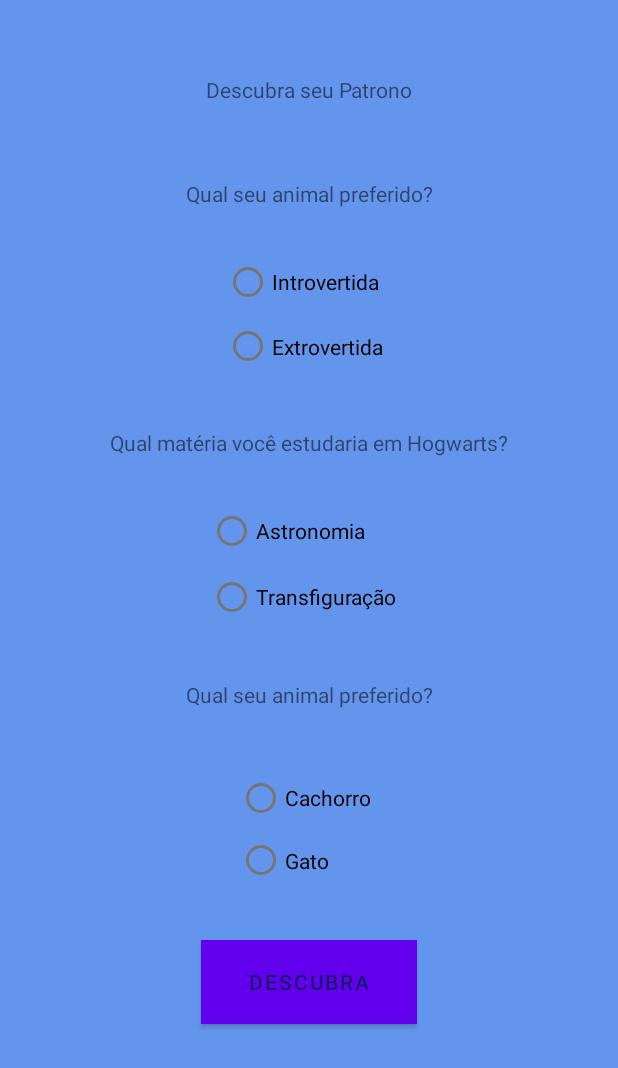
After one commit to yasmimx/AppHarry, an Android app: the Quiz screen opened directly, with no data from a screen before it, on a phone screen of 412 x 824 dp. The commit adds this screen. Shown: the top 1068 px of the screen. Run offline under Robolectric (Android 15) with nearby library versions, the phone set to English and light mode, and no system bars.

Commit message:
quizFinalizadoCod

```diff
--- a/app/src/main/java/com/example/appharrypotter/Home.java
+++ b/app/src/main/java/com/example/appharrypotter/Home.java
@@ -23,10 +23,11 @@ public class Home extends AppCompatActivity {
                 WindowManager.LayoutParams.FLAG_FULLSCREEN);
 
         btnTeste = findViewById(R.id.btnTeste);
+
     }
 
     public void openTeste(View view) {
-        Intent intent = new Intent(this, Test.class);
+        Intent intent = new Intent(this, Quiz.class);
         startActivity(intent);
     }
 }
--- a/app/src/main/java/com/example/appharrypotter/Home2.java
+++ b/app/src/main/java/com/example/appharrypotter/Home2.java
@@ -22,6 +22,9 @@ public class Home2 extends AppCompatActivity {
 
         btnTeste = findViewById(R.id.btnTeste);
     }
-
+    public void openTeste(View view) {
+        Intent intent = new Intent(this, Quiz2.class);
+        startActivity(intent);
+    }
 
 }
--- /dev/null
+++ b/app/src/main/java/com/example/appharrypotter/Quiz.java
@@ -0,0 +1,74 @@
+package com.example.appharrypotter;
+
+import androidx.appcompat.app.AppCompatActivity;
+
+import android.content.Intent;
+import android.net.Uri;
+import android.os.Bundle;
+import android.view.View;
+import android.view.WindowManager;
+import android.widget.Button;
+import android.widget.RadioButton;
+
+public class Quiz extends AppCompatActivity {
+
+    RadioButton yes1, yes2, yes3, no1, no2, no3;
+    Button find;
+
+    @Override
+    protected void onCreate(Bundle savedInstanceState) {
+        super.onCreate(savedInstanceState);
+        setContentView(R.layout.activity_quiz);
+
+        getWindow().setFlags(WindowManager.LayoutParams.FLAG_FULLSCREEN,
+                WindowManager.LayoutParams.FLAG_FULLSCREEN);
+
+        // Elementos pelo ID
+        yes1 = findViewById(R.id.btnYes1);
+        yes2 = findViewById(R.id.btnYes2);
+        yes3 = findViewById(R.id.btnYes3);
+        no1 = findViewById(R.id.btnNo1);
+        no2 = findViewById(R.id.btnNo2);
+        no3 = findViewById(R.id.btnNo3);
+        find = findViewById(R.id.btnFind);
+    }
+    // Botão Descubra
+    public void answerQuiz(View view) {
+        // Condições para determinar qual intent abrir
+        if (yes1.isChecked() == true && yes2.isChecked() == true && yes3.isChecked() == true) {
+            // Abre uma intent implícita
+            Uri uri = Uri.parse("https://harrypotter.fandom.com/pt-br/wiki/Cervo");
+            Intent it = new Intent(Intent.ACTION_VIEW, uri);
+            startActivity(Intent.createChooser(it, getString(R.string.chNavegador)));
+        } else if (no1.isChecked() == true && no2.isChecked() == true && no3.isChecked() == true) {
+            Uri uri = Uri.parse("https://harrypotter.fandom.com/pt-br/wiki/Raposa");
+            Intent it = new Intent(Intent.ACTION_VIEW, uri);
+            startActivity(Intent.createChooser(it, getString(R.string.chNavegador)));
+        } else if (yes1.isChecked() == true && no2.isChecked() == true && no3.isChecked() == true) {
+            Uri uri = Uri.parse("https://harrypotter.fandom.com/pt-br/wiki/Cavalo");
+            Intent it = new Intent(Intent.ACTION_VIEW, uri);
+            startActivity(Intent.createChooser(it, getString(R.string.chNavegador)));
+        } else if (yes1.isChecked() == true && yes2.isChecked() == true && no3.isChecked() == true) {
+            Uri uri = Uri.parse("https://harrypotter.fandom.com/pt-br/wiki/Unic%C3%B3rnio");
+            Intent it = new Intent(Intent.ACTION_VIEW, uri);
+            startActivity(Intent.createChooser(it, getString(R.string.chNavegador)));
+        } else if (no1.isChecked() == true && yes2.isChecked() == true && yes3.isChecked() == true) {
+            Uri uri = Uri.parse("https://harrypotter.fandom.com/pt-br/wiki/F%C3%AAnix");
+            Intent it = new Intent(Intent.ACTION_VIEW, uri);
+            startActivity(Intent.createChooser(it, getString(R.string.chNavegador)));
+        } else if (no1.isChecked() == true && no2.isChecked() == true && yes3.isChecked() == true) {
+            Uri uri = Uri.parse("https://harrypotter.fandom.com/pt-br/wiki/Hipogrifo");
+            Intent it = new Intent(Intent.ACTION_VIEW, uri);
+            startActivity(Intent.createChooser(it, getString(R.string.chNavegador)));
+        } else if (yes1.isChecked() == true && no2.isChecked() == true && yes3.isChecked() == true) {
+            Uri uri = Uri.parse("https://harrypotter.fandom.com/pt-br/wiki/%C3%81guia");
+            Intent it = new Intent(Intent.ACTION_VIEW, uri);
+            startActivity(Intent.createChooser(it, getString(R.string.chNavegador)));
+        } else {
+            Uri uri = Uri.parse("https://harrypotter.fandom.com/pt-br/wiki/Gato");
+            Intent it = new Intent(Intent.ACTION_VIEW, uri);
+            startActivity(Intent.createChooser(it, getString(R.string.chNavegador)));
+        }
+    }
+
+}
--- /dev/null
+++ b/app/src/main/res/layout/activity_quiz.xml
@@ -0,0 +1,129 @@
+<?xml version="1.0" encoding="utf-8"?>
+<androidx.constraintlayout.widget.ConstraintLayout xmlns:android="http://schemas.android.com/apk/res/android"
+    xmlns:app="http://schemas.android.com/apk/res-auto"
+    xmlns:tools="http://schemas.android.com/tools"
+    style="@style/TELA"
+    android:layout_width="match_parent"
+    android:layout_height="match_parent"
+    tools:context=".Quiz">
+
+    <RadioGroup
+        android:id="@+id/rdgrp1"
+        android:layout_width="113dp"
+        android:layout_height="86dp"
+        android:layout_marginTop="25dp"
+        app:layout_constraintEnd_toEndOf="parent"
+        app:layout_constraintStart_toStartOf="parent"
+        app:layout_constraintTop_toBottomOf="@+id/txtPergunta1">
+
+        <RadioButton
+            android:id="@+id/btnYes1"
+            android:layout_width="match_parent"
+            android:layout_height="wrap_content"
+            android:text="@string/yes1" />
+
+        <RadioButton
+            android:id="@+id/btnNo1"
+            android:layout_width="match_parent"
+            android:layout_height="wrap_content"
+            android:text="@string/no1" />
+    </RadioGroup>
+
+    <RadioGroup
+        android:id="@+id/rdgrp2"
+        android:layout_width="135dp"
+        android:layout_height="88dp"
+        android:layout_marginTop="25dp"
+        app:layout_constraintEnd_toEndOf="parent"
+        app:layout_constraintStart_toStartOf="parent"
+        app:layout_constraintTop_toBottomOf="@+id/txtPergunta2">
+
+        <RadioButton
+            android:id="@+id/btnYes2"
+            android:layout_width="match_parent"
+            android:layout_height="wrap_content"
+            android:text="@string/yes2" />
+
+        <RadioButton
+            android:id="@+id/btnNo2"
+            android:layout_width="match_parent"
+            android:layout_height="wrap_content"
+            android:text="@string/no2" />
+    </RadioGroup>
+
+    <RadioGroup
+        android:id="@+id/rdgrp3"
+        android:layout_width="96dp"
+        android:layout_height="83dp"
+        android:layout_marginTop="35dp"
+        app:layout_constraintEnd_toEndOf="parent"
+        app:layout_constraintStart_toStartOf="parent"
+        app:layout_constraintTop_toBottomOf="@+id/txtPergunta3">
+
+        <RadioButton
+            android:id="@+id/btnYes3"
+            android:layout_width="match_parent"
+            android:layout_height="wrap_content"
+            android:text="@string/yes3" />
+
+        <RadioButton
+            android:id="@+id/btnNo3"
+            android:layout_width="match_parent"
+            android:layout_height="wrap_content"
+            android:text="@string/no3" />
+    </RadioGroup>
+
+    <Button
+        android:id="@+id/btnFind"
+        style="@style/BOTAO"
+        android:layout_width="144dp"
+        android:layout_height="56dp"
+        android:layout_marginTop="35dp"
+        android:onClick="answerQuiz"
+        android:text="@string/btnTeste"
+        app:layout_constraintEnd_toEndOf="parent"
+        app:layout_constraintStart_toStartOf="parent"
+        app:layout_constraintTop_toBottomOf="@+id/rdgrp3" />
+
+    <TextView
+        android:id="@+id/txtPergunta1"
+        android:layout_width="wrap_content"
+        android:layout_height="wrap_content"
+        android:layout_marginTop="50dp"
+        android:text="@string/Pergunta3"
+        app:layout_constraintEnd_toEndOf="parent"
+        app:layout_constraintStart_toStartOf="parent"
+        app:layout_constraintTop_toBottomOf="@+id/txtTituloTeste" />
+
+    <TextView
+        android:id="@+id/txtPergunta2"
+        android:layout_width="wrap_content"
+        android:layout_height="wrap_content"
+        android:layout_marginTop="35dp"
+        android:text="@string/Pergunta2"
+        app:layout_constraintEnd_toEndOf="parent"
+        app:layout_constraintStart_toStartOf="parent"
+        app:layout_constraintTop_toBottomOf="@+id/rdgrp1" />
+
+    <TextView
+        android:id="@+id/txtPergunta3"
+        android:layout_width="wrap_content"
+        android:layout_height="wrap_content"
+        android:layout_marginTop="35dp"
+        android:text="@string/Pergunta3"
+        app:layout_constraintEnd_toEndOf="parent"
+        app:layout_constraintHorizontal_bias="0.501"
+        app:layout_constraintStart_toStartOf="parent"
+        app:layout_constraintTop_toBottomOf="@+id/rdgrp2" />
+
+    <TextView
+        android:id="@+id/txtTituloTeste"
+        android:layout_width="wrap_content"
+        android:layout_height="wrap_content"
+        android:layout_marginTop="50dp"
+        android:text="@string/TituloTeste"
+        app:layout_constraintEnd_toEndOf="parent"
+        app:layout_constraintStart_toStartOf="parent"
+        app:layout_constraintTop_toTopOf="parent" />
+
+</androidx.constraintlayout.widget.ConstraintLayout>
--- a/app/src/main/res/layout/activity_teste.xml
+++ b/app/src/main/res/layout/activity_quiz2.xml
@@ -2,10 +2,10 @@
 <androidx.constraintlayout.widget.ConstraintLayout xmlns:android="http://schemas.android.com/apk/res/android"
     xmlns:app="http://schemas.android.com/apk/res-auto"
     xmlns:tools="http://schemas.android.com/tools"
-    style="@style/TELA"
+    style="@style/TELA2"
     android:layout_width="match_parent"
     android:layout_height="match_parent"
-    tools:context=".Test">
+    tools:context=".Quiz2">
 
     <RadioGroup
         android:id="@+id/rdgrp1"
@@ -79,6 +79,7 @@
         android:layout_width="144dp"
         android:layout_height="56dp"
         android:layout_marginTop="35dp"
+        android:onClick="answerQuiz"
         android:text="@string/btnTeste"
         app:layout_constraintEnd_toEndOf="parent"
         app:layout_constraintStart_toStartOf="parent"
```
Also changed, not shown: app/src/main/AndroidManifest.xml (+9 -2 lines), app/src/main/java/com/example/appharrypotter/Quiz2.java (renamed from app/src/main/java/com/example/appharrypotter/Test.java, +6 -4 lines).
